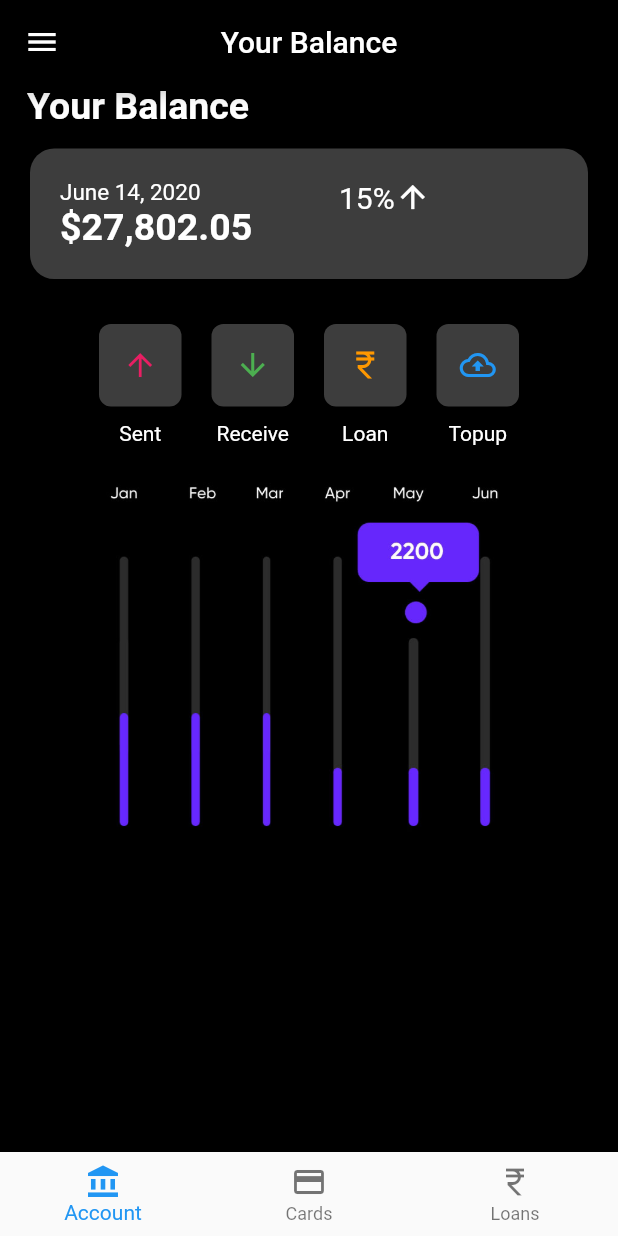
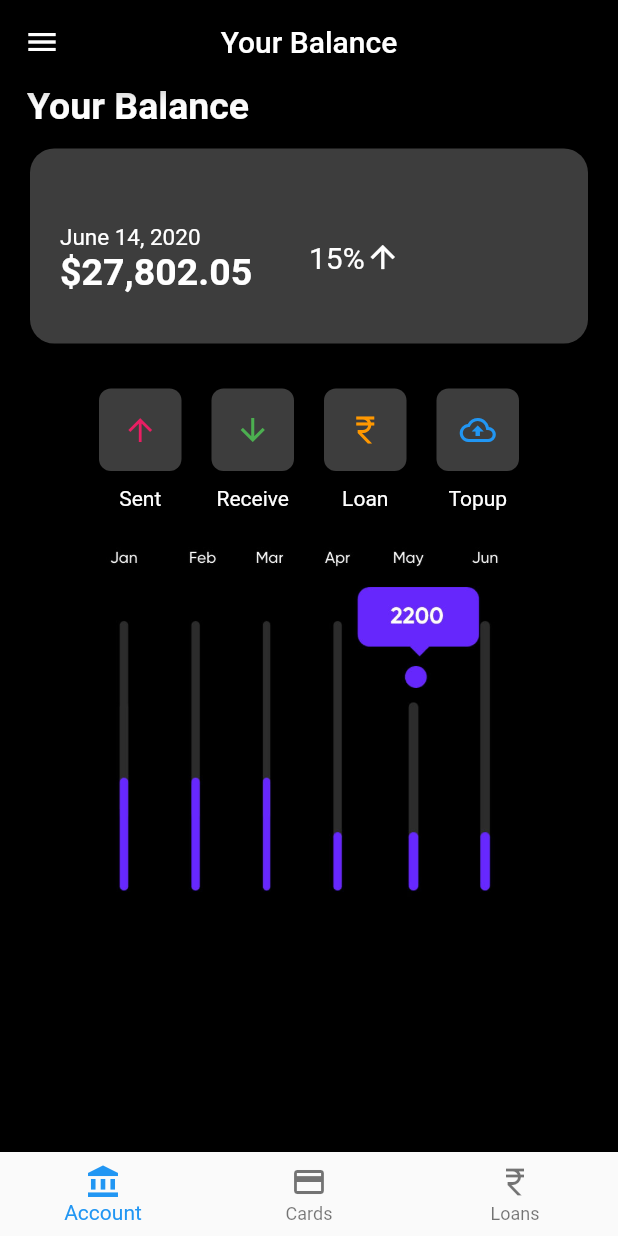
Before and after one commit to jevinrola/uiscreen, a Flutter app: the screen it shows after launch, after a tap on "Login", on a phone screen of 412 x 824 dp. Run offline on Flutter 3.47's test engine with Material 2 defaults, Android fonts, the phone set to English and light mode, and no system bars.

Commit message:
final commite

```diff
--- a/lib/balance.dart
+++ b/lib/balance.dart
@@ -124,7 +124,8 @@ class _BalanceStates extends State<Balances> {
                     children: [
                       Expanded(
                         child: Container(
-                          margin: EdgeInsets.all(20),
+                          height: 80,
+                          margin: EdgeInsets.only(top: 50,left: 20,),
 
                           child: Row(
                             children: [
@@ -154,7 +155,7 @@ class _BalanceStates extends State<Balances> {
                       ),
                       Expanded(
                         child: Container(
-                          padding: EdgeInsets.all(20),
+                          padding: EdgeInsets.only(top: 60),
                           child: Row(
                             crossAxisAlignment: CrossAxisAlignment.end,
                             children: [
@@ -173,48 +174,6 @@ class _BalanceStates extends State<Balances> {
                     ],
                   ),
                 ),
-
-
-                // Column(
-                //   crossAxisAlignment: CrossAxisAlignment.center,
-                //   children: [
-                //     Padding(
-                //       padding: const EdgeInsets.only(left: 15, top: 5, right: 15),
-                //       child: Row(children: [
-                //         Card(
-                //           shape: RoundedRectangleBorder(
-                //             borderRadius: BorderRadius.circular(16.2),
-                //           ),
-                //           color: Colors.white24,
-                //           child: Row(
-                //             crossAxisAlignment: CrossAxisAlignment.start,
-                //             children: [
-                //               Column(
-                //                 crossAxisAlignment: CrossAxisAlignment.center,
-                //                 children: [
-                //                   Container(
-                //                     margin: EdgeInsets.fromLTRB(120, 60, 120, 60),
-                //                     child: Padding(
-                //                       padding: const EdgeInsets.only(top: 5),
-                //                       child: Text(
-                //                         '27,802.05',
-                //                         style: TextStyle(
-                //                             fontSize: 22,
-                //                             color: Colors.white,
-                //                             fontWeight: FontWeight.bold),
-                //                       ),
-                //                     ),
-                //                   ),
-                //                 ],
-                //               ),
-                //             ],
-                //           ),
-                //         ),
-                //       ]),
-                //     ),
-                //   ],
-                // ),
-
 
 
                 SingleChildScrollView(
```
